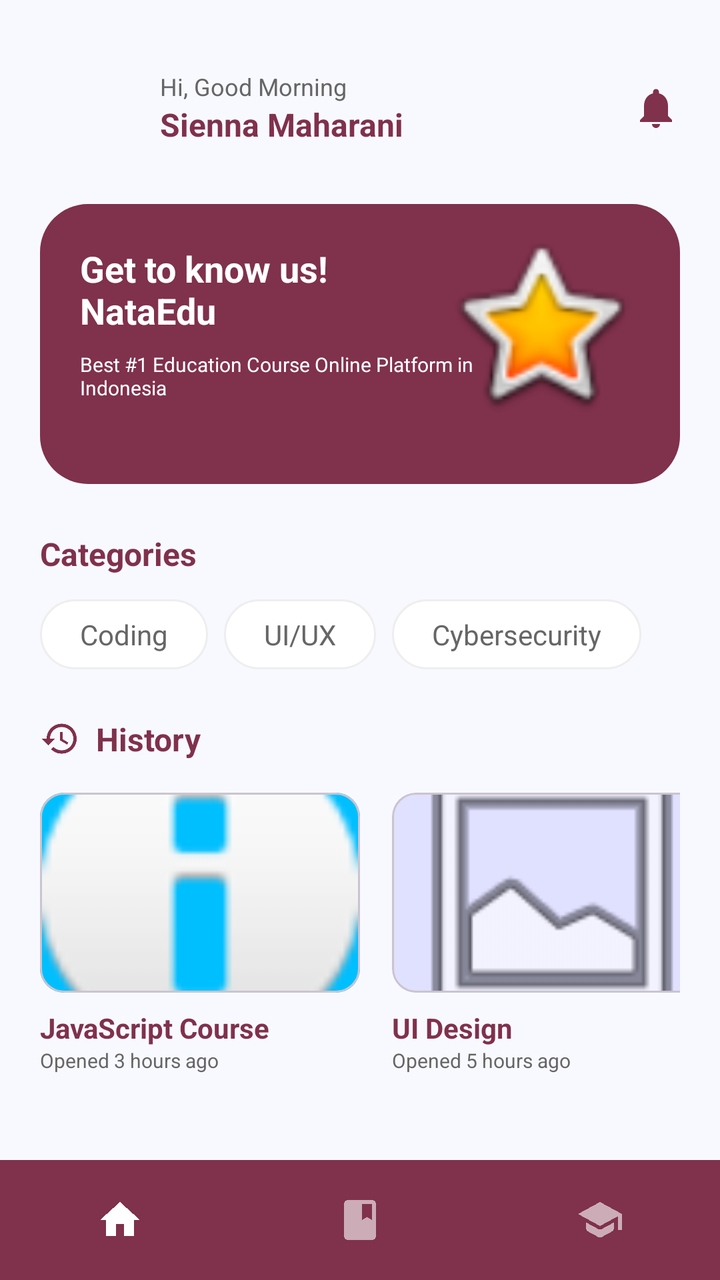
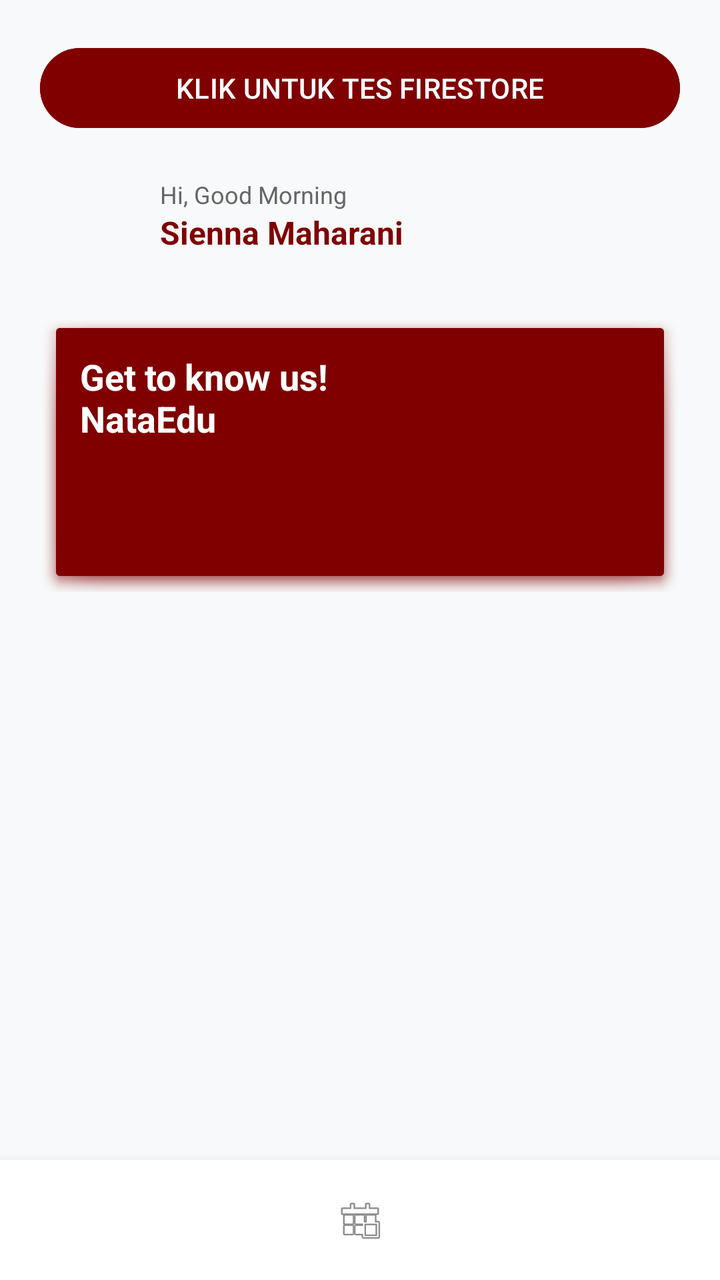

An Android layout rendered at two revisions. The XML below is the earlier revision; the diff shows what the commit changed to produce the second picture.
<!-- AndroidManifest.xml: application theme Theme.NataEdu -->
<!-- res/layout/home_page.xml -->
<?xml version="1.0" encoding="utf-8"?>
<androidx.constraintlayout.widget.ConstraintLayout xmlns:android="http://schemas.android.com/apk/res/android"
    xmlns:app="http://schemas.android.com/apk/res-auto"
    xmlns:tools="http://schemas.android.com/tools"
    android:id="@+id/main"
    android:layout_width="match_parent"
    android:layout_height="match_parent"
    android:background="@color/bg_light"
    tools:context=".MainActivity">

    
    <androidx.core.widget.NestedScrollView
        android:layout_width="match_parent"
        android:layout_height="0dp"
        app:layout_constraintBottom_toTopOf="@+id/bottomNav"
        app:layout_constraintTop_toTopOf="parent">

        <LinearLayout
            android:layout_width="match_parent"
            android:layout_height="wrap_content"
            android:orientation="vertical"
            android:padding="20dp">

            
            <androidx.constraintlayout.widget.ConstraintLayout
                android:layout_width="match_parent"
                android:layout_height="wrap_content"
                android:layout_marginTop="10dp">

                <com.google.android.material.imageview.ShapeableImageView
                    android:id="@+id/profileImage"
                    android:layout_width="48dp"
                    android:layout_height="48dp"
                    android:src="@android:drawable/sym_def_app_icon"
                    app:layout_constraintBottom_toBottomOf="parent"
                    app:layout_constraintStart_toStartOf="parent"
                    app:layout_constraintTop_toTopOf="parent"
                    app:shapeAppearanceOverlay="@style/ShapeAppearance.MaterialComponents.SmallComponent" />

                <LinearLayout
                    android:layout_width="wrap_content"
                    android:layout_height="wrap_content"
                    android:layout_marginStart="12dp"
                    android:orientation="vertical"
                    app:layout_constraintBottom_toBottomOf="parent"
                    app:layout_constraintStart_toEndOf="@id/profileImage"
                    app:layout_constraintTop_toTopOf="parent">

                    <TextView
                        android:layout_width="wrap_content"
                        android:layout_height="wrap_content"
                        android:text="Hi, Good Morning"
                        android:textColor="@color/text_secondary"
                        android:textSize="12sp" />

                    <TextView
                        android:layout_width="wrap_content"
                        android:layout_height="wrap_content"
                        android:text="Sienna Maharani"
                        android:textColor="@color/brand_maroon"
                        android:textSize="16sp"
                        android:textStyle="bold" />
                </LinearLayout>

                <ImageView
                    android:layout_width="24dp"
                    android:layout_height="24dp"
                    android:src="@drawable/ic_bell"
                    app:layout_constraintBottom_toBottomOf="parent"
                    app:layout_constraintEnd_toEndOf="parent"
                    app:layout_constraintTop_toTopOf="parent" />
            </androidx.constraintlayout.widget.ConstraintLayout>

            
            <androidx.constraintlayout.widget.ConstraintLayout
                android:layout_width="match_parent"
                android:layout_height="140dp"
                android:layout_marginTop="24dp"
                android:background="@drawable/bg_banner"
                android:padding="20dp">

                <TextView
                    android:id="@+id/bannerTitle"
                    android:layout_width="wrap_content"
                    android:layout_height="wrap_content"
                    android:text="Get to know us!\nNataEdu"
                    android:textColor="@color/white"
                    android:textSize="18sp"
                    android:textStyle="bold"
                    app:layout_constraintStart_toStartOf="parent"
                    app:layout_constraintTop_toTopOf="parent" />

                <TextView
                    android:layout_width="0dp"
                    android:layout_height="wrap_content"
                    android:layout_marginTop="8dp"
                    android:layout_marginEnd="80dp"
                    android:text="Best #1 Education Course Online Platform in Indonesia"
                    android:textColor="@color/white"
                    android:textSize="10sp"
                    app:layout_constraintEnd_toEndOf="parent"
                    app:layout_constraintStart_toStartOf="parent"
                    app:layout_constraintTop_toBottomOf="@id/bannerTitle" />

                
                <ImageView
                    android:layout_width="100dp"
                    android:layout_height="140dp"
                    android:src="@android:drawable/btn_star_big_on"
                    app:layout_constraintBottom_toBottomOf="parent"
                    app:layout_constraintEnd_toEndOf="parent"
                    android:layout_marginBottom="-10dp"/>
            </androidx.constraintlayout.widget.ConstraintLayout>

            
            <TextView
                android:layout_width="wrap_content"
                android:layout_height="wrap_content"
                android:layout_marginTop="24dp"
                android:text="Categories"
                android:textColor="@color/brand_maroon"
                android:textSize="16sp"
                android:textStyle="bold" />

            <HorizontalScrollView
                android:layout_width="match_parent"
                android:layout_height="wrap_content"
                android:layout_marginTop="12dp"
                android:scrollbars="none">

                <LinearLayout
                    android:layout_width="wrap_content"
                    android:layout_height="wrap_content"
                    android:orientation="horizontal">

                    <TextView
                        android:layout_width="wrap_content"
                        android:layout_height="wrap_content"
                        android:layout_marginEnd="8dp"
                        android:background="@drawable/bg_chip"
                        android:paddingHorizontal="20dp"
                        android:paddingVertical="8dp"
                        android:text="Coding"
                        android:textColor="@color/text_secondary" />

                    <TextView
                        android:layout_width="wrap_content"
                        android:layout_height="wrap_content"
                        android:layout_marginEnd="8dp"
                        android:background="@drawable/bg_chip"
                        android:paddingHorizontal="20dp"
                        android:paddingVertical="8dp"
                        android:text="UI/UX"
                        android:textColor="@color/text_secondary" />

                    <TextView
                        android:layout_width="wrap_content"
                        android:layout_height="wrap_content"
                        android:background="@drawable/bg_chip"
                        android:paddingHorizontal="20dp"
                        android:paddingVertical="8dp"
                        android:text="Cybersecurity"
                        android:textColor="@color/text_secondary" />
                </LinearLayout>
            </HorizontalScrollView>

            
            <LinearLayout
                android:layout_width="match_parent"
                android:layout_height="wrap_content"
                android:layout_marginTop="24dp"
                android:gravity="center_vertical"
                android:orientation="horizontal">

                <ImageView
                    android:layout_width="20dp"
                    android:layout_height="20dp"
                    android:src="@drawable/ic_history" />

                <TextView
                    android:layout_width="wrap_content"
                    android:layout_height="wrap_content"
                    android:layout_marginStart="8dp"
                    android:text="History"
                    android:textColor="@color/brand_maroon"
                    android:textSize="16sp"
                    android:textStyle="bold" />
            </LinearLayout>

            <HorizontalScrollView
                android:layout_width="match_parent"
                android:layout_height="wrap_content"
                android:layout_marginTop="16dp"
                android:scrollbars="none">

                <LinearLayout
                    android:layout_width="wrap_content"
                    android:layout_height="wrap_content"
                    android:orientation="horizontal">

                    
                    <LinearLayout
                        android:layout_width="160dp"
                        android:layout_height="wrap_content"
                        android:layout_marginEnd="16dp"
                        android:orientation="vertical">

                        <com.google.android.material.card.MaterialCardView
                            android:layout_width="match_parent"
                            android:layout_height="100dp"
                            app:cardCornerRadius="12dp"
                            app:cardElevation="0dp">
                            <ImageView
                                android:layout_width="match_parent"
                                android:layout_height="match_parent"
                                android:scaleType="centerCrop"
                                android:src="@android:drawable/ic_dialog_info"
                                android:background="#00BFFF"/>
                        </com.google.android.material.card.MaterialCardView>

                        <TextView
                            android:layout_width="wrap_content"
                            android:layout_height="wrap_content"
                            android:layout_marginTop="8dp"
                            android:text="JavaScript Course"
                            android:textColor="@color/brand_maroon"
                            android:textStyle="bold" />

                        <TextView
                            android:layout_width="wrap_content"
                            android:layout_height="wrap_content"
                            android:text="Opened 3 hours ago"
                            android:textColor="@color/text_secondary"
                            android:textSize="10sp" />
                    </LinearLayout>

                    
                    <LinearLayout
                        android:layout_width="160dp"
                        android:layout_height="wrap_content"
                        android:layout_marginEnd="16dp"
                        android:orientation="vertical">

                        <com.google.android.material.card.MaterialCardView
                            android:layout_width="match_parent"
                            android:layout_height="100dp"
                            app:cardCornerRadius="12dp"
                            app:cardElevation="0dp">
                            <ImageView
                                android:layout_width="match_parent"
                                android:layout_height="match_parent"
                                android:scaleType="centerCrop"
                                android:src="@android:drawable/ic_menu_gallery"
                                android:background="#E0E0FF"/>
                        </com.google.android.material.card.MaterialCardView>

                        <TextView
                            android:layout_width="wrap_content"
                            android:layout_height="wrap_content"
                            android:layout_marginTop="8dp"
                            android:text="UI Design"
                            android:textColor="@color/brand_maroon"
                            android:textStyle="bold" />

                        <TextView
                            android:layout_width="wrap_content"
                            android:layout_height="wrap_content"
                            android:text="Opened 5 hours ago"
                            android:textColor="@color/text_secondary"
                            android:textSize="10sp" />
                    </LinearLayout>
                </LinearLayout>
            </HorizontalScrollView>

        </LinearLayout>
    </androidx.core.widget.NestedScrollView>

    
    <LinearLayout
        android:id="@+id/bottomNav"
        android:layout_width="match_parent"
        android:layout_height="60dp"
        android:background="@drawable/bg_bottom_nav"
        android:gravity="center"
        android:orientation="horizontal"
        app:layout_constraintBottom_toBottomOf="parent">

        <ImageView
            android:layout_width="0dp"
            android:layout_height="24dp"
            android:layout_weight="1"
            android:src="@drawable/ic_home" />

        <ImageView
            android:layout_width="0dp"
            android:layout_height="24dp"
            android:layout_weight="1"
            android:src="@drawable/ic_book_nav"
            android:alpha="0.6"/>

        <ImageView
            android:layout_width="0dp"
            android:layout_height="24dp"
            android:layout_weight="1"
            android:src="@drawable/ic_teacher_nav"
            android:alpha="0.6"/>
    </LinearLayout>

</androidx.constraintlayout.widget.ConstraintLayout>
<!-- resources referenced by this layout -->
<resources>
  <color name="bg_light">#F8F9FF</color>
  <color name="brand_maroon">#80314C</color>
  <color name="text_secondary">#666666</color>
  <color name="white">#FFFFFFFF</color>
  <!-- drawable bg_banner (drawable) -->
  <?xml version="1.0" encoding="utf-8"?>
  <shape xmlns:android="http://schemas.android.com/apk/res/android">
      <solid android:color="@color/brand_maroon" />
      <corners android:radius="24dp" />
  </shape>
  <!-- drawable bg_bottom_nav (drawable) -->
  <?xml version="1.0" encoding="utf-8"?>
  <shape xmlns:android="http://schemas.android.com/apk/res/android">
      <solid android:color="@color/brand_maroon" />
  </shape>
  <!-- drawable bg_chip (drawable) -->
  <?xml version="1.0" encoding="utf-8"?>
  <shape xmlns:android="http://schemas.android.com/apk/res/android">
      <solid android:color="@color/white" />
      <corners android:radius="20dp" />
      <stroke android:width="1dp" android:color="#EEEEEE" />
  </shape>
  <!-- drawable ic_bell (drawable) -->
  <vector xmlns:android="http://schemas.android.com/apk/res/android"
      android:width="24dp"
      android:height="24dp"
      android:viewportWidth="24"
      android:viewportHeight="24">
      <path
          android:fillColor="@color/brand_maroon"
          android:pathData="M12,22c1.1,0 2,-0.9 2,-2h-4c0,1.1 0.9,2 2,2zM18,16v-5c0,-3.07 -1.63,-5.64 -4.5,-6.32V4c0,-0.83 -0.67,-1.5 -1.5,-1.5s-1.5,0.67 -1.5,1.5v0.68C7.64,5.36 6,7.92 6,11v5l-2,2v1h16v-1l-2,-2z" />
  </vector>
  <!-- drawable ic_book_nav (drawable) -->
  <vector xmlns:android="http://schemas.android.com/apk/res/android"
      android:width="24dp"
      android:height="24dp"
      android:viewportWidth="24"
      android:viewportHeight="24">
      <path
          android:fillColor="#FFFFFF"
          android:pathData="M18,2H6C4.9,2 4,2.9 4,4v16c0,1.1 0.9,2 2,2h12c1.1,0 2,-0.9 2,-2V4C20,2.9 19.1,2 18,2zM13,4h5v8l-2.5,-1.5L13,12V4z" />
  </vector>
  <!-- drawable ic_history (drawable) -->
  <vector xmlns:android="http://schemas.android.com/apk/res/android"
      android:width="24dp"
      android:height="24dp"
      android:viewportWidth="24"
      android:viewportHeight="24">
      <path
          android:fillColor="@color/brand_maroon"
          android:pathData="M13,3c-4.97,0 -9,4.03 -9,9H1l3.89,3.89 0.07,0.14L9,12H6c0,-3.87 3.13,-7 7,-7s7,3.13 7,7 -3.13,7 -7,7c-1.93,0 -3.68,-0.79 -4.94,-2.06l-1.42,1.42C8.27,19.99 10.51,21 13,21c4.97,0 9,-4.03 9,-9s-4.03,-9 -9,-9zM12,8v5l4.28,2.54 0.72,-1.21 -3.5,-2.08V8H12z" />
  </vector>
  <!-- drawable ic_home (drawable) -->
  <vector xmlns:android="http://schemas.android.com/apk/res/android"
      android:width="24dp"
      android:height="24dp"
      android:viewportWidth="24"
      android:viewportHeight="24">
      <path
          android:fillColor="#FFFFFF"
          android:pathData="M10,20V14H14V20H19V12H22L12,3L2,12H5V20H10Z" />
  </vector>
  <!-- drawable ic_teacher_nav (drawable) -->
  <vector xmlns:android="http://schemas.android.com/apk/res/android"
      android:width="24dp"
      android:height="24dp"
      android:viewportWidth="24"
      android:viewportHeight="24">
      <path
          android:fillColor="#FFFFFF"
          android:pathData="M12,3L1,9l11,6l9,-4.91V17h2V9L12,3z" />
      <path
          android:fillColor="#FFFFFF"
          android:pathData="M5,13.18v2.81c0,0.73 0.4,1.41 1.04,1.76l5,2.73c0.6,0.33 1.32,0.33 1.92,0l5,-2.73c0.64,-0.35 1.04,-1.03 1.04,-1.76v-2.81l-6.04,3.3c-0.6,0.33 -1.32,0.33 -1.92,0L5,13.18z" />
  </vector>
  <style name="Theme.NataEdu" parent="Base.Theme.NataEdu" />
  <style name="Base.Theme.NataEdu" parent="Theme.Material3.DayNight.NoActionBar">
          
          
      </style>
</resources>

<!-- the commit's change to res/layout/home_page.xml (unified diff, before → after) -->
@@ -5,8 +5,8 @@
     android:id="@+id/main"
     android:layout_width="match_parent"
     android:layout_height="match_parent"
-    android:background="@color/bg_light"
-    tools:context=".MainActivity">
+    android:background="#F8F9FA"
+    tools:context="com.nataedu.MainActivity">
 
     
     <androidx.core.widget.NestedScrollView
@@ -22,10 +22,19 @@
             android:padding="20dp">
 
             
+            <Button
+                android:id="@+id/btnTestFirestore"
+                android:layout_width="match_parent"
+                android:layout_height="wrap_content"
+                android:layout_marginBottom="16dp"
+                android:backgroundTint="#800000"
+                android:text="KLIK UNTUK TES FIRESTORE"
+                android:textColor="@android:color/white" />
+
+            
             <androidx.constraintlayout.widget.ConstraintLayout
                 android:layout_width="match_parent"
-                android:layout_height="wrap_content"
-                android:layout_marginTop="10dp">
+                android:layout_height="wrap_content">
 
                 <com.google.android.material.imageview.ShapeableImageView
                     android:id="@+id/profileImage"
@@ -50,25 +59,17 @@
                         android:layout_width="wrap_content"
                         android:layout_height="wrap_content"
                         android:text="Hi, Good Morning"
-                        android:textColor="@color/text_secondary"
+                        android:textColor="#666666"
                         android:textSize="12sp" />
 
                     <TextView
                         android:layout_width="wrap_content"
                         android:layout_height="wrap_content"
                         android:text="Sienna Maharani"
-                        android:textColor="@color/brand_maroon"
+                        android:textColor="#800000"
                         android:textSize="16sp"
                         android:textStyle="bold" />
                 </LinearLayout>
-
-                <ImageView
-                    android:layout_width="24dp"
-                    android:layout_height="24dp"
-                    android:src="@drawable/ic_bell"
-                    app:layout_constraintBottom_toBottomOf="parent"
-                    app:layout_constraintEnd_toEndOf="parent"
-                    app:layout_constraintTop_toTopOf="parent" />
             </androidx.constraintlayout.widget.ConstraintLayout>
 
             
@@ -76,201 +77,23 @@
                 android:layout_width="match_parent"
                 android:layout_height="140dp"
                 android:layout_marginTop="24dp"
-                android:background="@drawable/bg_banner"
-                android:padding="20dp">
+                android:background="@android:drawable/dialog_holo_light_frame"
+                android:padding="20dp"
+                android:backgroundTint="#800000">
 
                 <TextView
                     android:id="@+id/bannerTitle"
                     android:layout_width="wrap_content"
                     android:layout_height="wrap_content"
                     android:text="Get to know us!\nNataEdu"
-                    android:textColor="@color/white"
+                    android:textColor="@android:color/white"
                     android:textSize="18sp"
                     android:textStyle="bold"
                     app:layout_constraintStart_toStartOf="parent"
                     app:layout_constraintTop_toTopOf="parent" />
-
-                <TextView
-                    android:layout_width="0dp"
-                    android:layout_height="wrap_content"
-                    android:layout_marginTop="8dp"
-                    android:layout_marginEnd="80dp"
-                    android:text="Best #1 Education Course Online Platform in Indonesia"
-                    android:textColor="@color/white"
-                    android:textSize="10sp"
-                    app:layout_constraintEnd_toEndOf="parent"
-                    app:layout_constraintStart_toStartOf="parent"
-                    app:layout_constraintTop_toBottomOf="@id/bannerTitle" />
-
-                
-                <ImageView
-                    android:layout_width="100dp"
-                    android:layout_height="140dp"
-                    android:src="@android:drawable/btn_star_big_on"
-                    app:layout_constraintBottom_toBottomOf="parent"
-                    app:layout_constraintEnd_toEndOf="parent"
-                    android:layout_marginBottom="-10dp"/>
             </androidx.constraintlayout.widget.ConstraintLayout>
 
             
-            <TextView
-                android:layout_width="wrap_content"
-                android:layout_height="wrap_content"
-                android:layout_marginTop="24dp"
-                android:text="Categories"
-                android:textColor="@color/brand_maroon"
-                android:textSize="16sp"
-                android:textStyle="bold" />
-
-            <HorizontalScrollView
-                android:layout_width="match_parent"
-                android:layout_height="wrap_content"
-                android:layout_marginTop="12dp"
-                android:scrollbars="none">
-
-                <LinearLayout
-                    android:layout_width="wrap_content"
-                    android:layout_height="wrap_content"
-                    android:orientation="horizontal">
-
-                    <TextView
-                        android:layout_width="wrap_content"
-                        android:layout_height="wrap_content"
-                        android:layout_marginEnd="8dp"
-                        android:background="@drawable/bg_chip"
-                        android:paddingHorizontal="20dp"
-                        android:paddingVertical="8dp"
-                        android:text="Coding"
-                        android:textColor="@color/text_secondary" />
-
-                    <TextView
-                        android:layout_width="wrap_content"
-                        android:layout_height="wrap_content"
-                        android:layout_marginEnd="8dp"
-                        android:background="@drawable/bg_chip"
-                        android:paddingHorizontal="20dp"
-                        android:paddingVertical="8dp"
-                        android:text="UI/UX"
-                        android:textColor="@color/text_secondary" />
-
-                    <TextView
-                        android:layout_width="wrap_content"
-                        android:layout_height="wrap_content"
-                        android:background="@drawable/bg_chip"
-                        android:paddingHorizontal="20dp"
-                        android:paddingVertical="8dp"
-                        android:text="Cybersecurity"
-                        android:textColor="@color/text_secondary" />
-                </LinearLayout>
-            </HorizontalScrollView>
-
-            
-            <LinearLayout
-                android:layout_width="match_parent"
-                android:layout_height="wrap_content"
-                android:layout_marginTop="24dp"
-                android:gravity="center_vertical"
-                android:orientation="horizontal">
-
-                <ImageView
-                    android:layout_width="20dp"
-                    android:layout_height="20dp"
-                    android:src="@drawable/ic_history" />
-
-                <TextView
-                    android:layout_width="wrap_content"
-                    android:layout_height="wrap_content"
-                    android:layout_marginStart="8dp"
-                    android:text="History"
-                    android:textColor="@color/brand_maroon"
-                    android:textSize="16sp"
-                    android:textStyle="bold" />
-            </LinearLayout>
-
-            <HorizontalScrollView
-                android:layout_width="match_parent"
-                android:layout_height="wrap_content"
-                android:layout_marginTop="16dp"
-                android:scrollbars="none">
-
-                <LinearLayout
-                    android:layout_width="wrap_content"
-                    android:layout_height="wrap_content"
-                    android:orientation="horizontal">
-
-                    
-                    <LinearLayout
-                        android:layout_width="160dp"
-                        android:layout_height="wrap_content"
-                        android:layout_marginEnd="16dp"
-                        android:orientation="vertical">
-
-                        <com.google.android.material.card.MaterialCardView
-                            android:layout_width="match_parent"
-                            android:layout_height="100dp"
-                            app:cardCornerRadius="12dp"
-                            app:cardElevation="0dp">
-                            <ImageView
-                                android:layout_width="match_parent"
-                                android:layout_height="match_parent"
-                                android:scaleType="centerCrop"
-                                android:src="@android:drawable/ic_dialog_info"
-                                android:background="#00BFFF"/>
-                        </com.google.android.material.card.MaterialCardView>
-
-                        <TextView
-                            android:layout_width="wrap_content"
-                            android:layout_height="wrap_content"
-                            android:layout_marginTop="8dp"
-                            android:text="JavaScript Course"
-                            android:textColor="@color/brand_maroon"
-                            android:textStyle="bold" />
-
-                        <TextView
-                            android:layout_width="wrap_content"
-                            android:layout_height="wrap_content"
-                            android:text="Opened 3 hours ago"
-                            android:textColor="@color/text_secondary"
-                            android:textSize="10sp" />
-                    </LinearLayout>
-
-                    
-                    <LinearLayout
-                        android:layout_width="160dp"
-                        android:layout_height="wrap_content"
-                        android:layout_marginEnd="16dp"
-                        android:orientation="vertical">
-
-                        <com.google.android.material.card.MaterialCardView
-                            android:layout_width="match_parent"
-                            android:layout_height="100dp"
-                            app:cardCornerRadius="12dp"
-                            app:cardElevation="0dp">
-                            <ImageView
-                                android:layout_width="match_parent"
-                                android:layout_height="match_parent"
-                                android:scaleType="centerCrop"
-                                android:src="@android:drawable/ic_menu_gallery"
-                                android:background="#E0E0FF"/>
-                        </com.google.android.material.card.MaterialCardView>
-
-                        <TextView
-                            android:layout_width="wrap_content"
-                            android:layout_height="wrap_content"
-                            android:layout_marginTop="8dp"
-                            android:text="UI Design"
-                            android:textColor="@color/brand_maroon"
-                            android:textStyle="bold" />
-
-                        <TextView
-                            android:layout_width="wrap_content"
-                            android:layout_height="wrap_content"
-                            android:text="Opened 5 hours ago"
-                            android:textColor="@color/text_secondary"
-                            android:textSize="10sp" />
-                    </LinearLayout>
-                </LinearLayout>
-            </HorizontalScrollView>
 
         </LinearLayout>
     </androidx.core.widget.NestedScrollView>
@@ -280,7 +103,8 @@
         android:id="@+id/bottomNav"
         android:layout_width="match_parent"
         android:layout_height="60dp"
-        android:background="@drawable/bg_bottom_nav"
+        android:background="#FFFFFF"
+        android:elevation="8dp"
         android:gravity="center"
         android:orientation="horizontal"
         app:layout_constraintBottom_toBottomOf="parent">
@@ -289,21 +113,7 @@
             android:layout_width="0dp"
             android:layout_height="24dp"
             android:layout_weight="1"
-            android:src="@drawable/ic_home" />
-
-        <ImageView
-            android:layout_width="0dp"
-            android:layout_height="24dp"
-            android:layout_weight="1"
-            android:src="@drawable/ic_book_nav"
-            android:alpha="0.6"/>
-
-        <ImageView
-            android:layout_width="0dp"
-            android:layout_height="24dp"
-            android:layout_weight="1"
-            android:src="@drawable/ic_teacher_nav"
-            android:alpha="0.6"/>
+            android:src="@android:drawable/ic_menu_today" />
     </LinearLayout>
 
 </androidx.constraintlayout.widget.ConstraintLayout>
<!-- resource entries referenced after the edit -->
@@ -1,80 +1,5 @@
 <!-- resources referenced by this layout -->
 <resources>
-  <color name="bg_light">#F8F9FF</color>
-  <color name="brand_maroon">#80314C</color>
-  <color name="text_secondary">#666666</color>
-  <color name="white">#FFFFFFFF</color>
-  <!-- drawable bg_banner (drawable) -->
-  <?xml version="1.0" encoding="utf-8"?>
-  <shape xmlns:android="http://schemas.android.com/apk/res/android">
-      <solid android:color="@color/brand_maroon" />
-      <corners android:radius="24dp" />
-  </shape>
-  <!-- drawable bg_bottom_nav (drawable) -->
-  <?xml version="1.0" encoding="utf-8"?>
-  <shape xmlns:android="http://schemas.android.com/apk/res/android">
-      <solid android:color="@color/brand_maroon" />
-  </shape>
-  <!-- drawable bg_chip (drawable) -->
-  <?xml version="1.0" encoding="utf-8"?>
-  <shape xmlns:android="http://schemas.android.com/apk/res/android">
-      <solid android:color="@color/white" />
-      <corners android:radius="20dp" />
-      <stroke android:width="1dp" android:color="#EEEEEE" />
-  </shape>
-  <!-- drawable ic_bell (drawable) -->
-  <vector xmlns:android="http://schemas.android.com/apk/res/android"
-      android:width="24dp"
-      android:height="24dp"
-      android:viewportWidth="24"
-      android:viewportHeight="24">
-      <path
-          android:fillColor="@color/brand_maroon"
-          android:pathData="M12,22c1.1,0 2,-0.9 2,-2h-4c0,1.1 0.9,2 2,2zM18,16v-5c0,-3.07 -1.63,-5.64 -4.5,-6.32V4c0,-0.83 -0.67,-1.5 -1.5,-1.5s-1.5,0.67 -1.5,1.5v0.68C7.64,5.36 6,7.92 6,11v5l-2,2v1h16v-1l-2,-2z" />
-  </vector>
-  <!-- drawable ic_book_nav (drawable) -->
-  <vector xmlns:android="http://schemas.android.com/apk/res/android"
-      android:width="24dp"
-      android:height="24dp"
-      android:viewportWidth="24"
-      android:viewportHeight="24">
-      <path
-          android:fillColor="#FFFFFF"
-          android:pathData="M18,2H6C4.9,2 4,2.9 4,4v16c0,1.1 0.9,2 2,2h12c1.1,0 2,-0.9 2,-2V4C20,2.9 19.1,2 18,2zM13,4h5v8l-2.5,-1.5L13,12V4z" />
-  </vector>
-  <!-- drawable ic_history (drawable) -->
-  <vector xmlns:android="http://schemas.android.com/apk/res/android"
-      android:width="24dp"
-      android:height="24dp"
-      android:viewportWidth="24"
-      android:viewportHeight="24">
-      <path
-          android:fillColor="@color/brand_maroon"
-          android:pathData="M13,3c-4.97,0 -9,4.03 -9,9H1l3.89,3.89 0.07,0.14L9,12H6c0,-3.87 3.13,-7 7,-7s7,3.13 7,7 -3.13,7 -7,7c-1.93,0 -3.68,-0.79 -4.94,-2.06l-1.42,1.42C8.27,19.99 10.51,21 13,21c4.97,0 9,-4.03 9,-9s-4.03,-9 -9,-9zM12,8v5l4.28,2.54 0.72,-1.21 -3.5,-2.08V8H12z" />
-  </vector>
-  <!-- drawable ic_home (drawable) -->
-  <vector xmlns:android="http://schemas.android.com/apk/res/android"
-      android:width="24dp"
-      android:height="24dp"
-      android:viewportWidth="24"
-      android:viewportHeight="24">
-      <path
-          android:fillColor="#FFFFFF"
-          android:pathData="M10,20V14H14V20H19V12H22L12,3L2,12H5V20H10Z" />
-  </vector>
-  <!-- drawable ic_teacher_nav (drawable) -->
-  <vector xmlns:android="http://schemas.android.com/apk/res/android"
-      android:width="24dp"
-      android:height="24dp"
-      android:viewportWidth="24"
-      android:viewportHeight="24">
-      <path
-          android:fillColor="#FFFFFF"
-          android:pathData="M12,3L1,9l11,6l9,-4.91V17h2V9L12,3z" />
-      <path
-          android:fillColor="#FFFFFF"
-          android:pathData="M5,13.18v2.81c0,0.73 0.4,1.41 1.04,1.76l5,2.73c0.6,0.33 1.32,0.33 1.92,0l5,-2.73c0.64,-0.35 1.04,-1.03 1.04,-1.76v-2.81l-6.04,3.3c-0.6,0.33 -1.32,0.33 -1.92,0L5,13.18z" />
-  </vector>
   <style name="Theme.NataEdu" parent="Base.Theme.NataEdu" />
   <style name="Base.Theme.NataEdu" parent="Theme.Material3.DayNight.NoActionBar">
           
